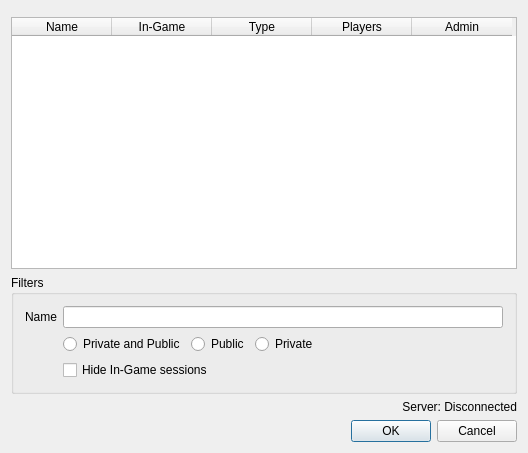
The window that randovania/gui/ui_files/game_session_browser_dialog.ui (randovania/randovania) describes before a commit, drawn with Qt 5.
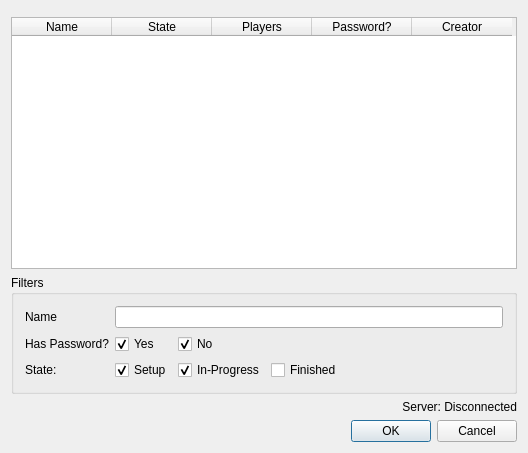
The same window after the commit.

Commit message:
Implement different states for GameSession, filtering in OnlineGameList.
Fixes #938.
Backend for #939.

What changed in the file:
```diff
--- a/randovania/gui/ui_files/game_session_browser_dialog.ui
+++ b/randovania/gui/ui_files/game_session_browser_dialog.ui
@@ -44,12 +44,7 @@
      </column>
      <column>
       <property name="text">
-       <string>In-Game</string>
-      </property>
-     </column>
-     <column>
-      <property name="text">
-       <string>Type</string>
+       <string>State</string>
       </property>
      </column>
      <column>
@@ -59,7 +54,12 @@
      </column>
      <column>
       <property name="text">
-       <string>Admin</string>
+       <string>Password?</string>
+      </property>
+     </column>
+     <column>
+      <property name="text">
+       <string>Creator</string>
       </property>
      </column>
     </widget>
@@ -70,27 +70,6 @@
       <string>Filters</string>
      </property>
      <layout class="QGridLayout" name="gridLayout">
-      <item row="2" column="3">
-       <widget class="QRadioButton" name="filter_private_radio">
-        <property name="text">
-         <string>Private</string>
-        </property>
-       </widget>
-      </item>
-      <item row="2" column="1">
-       <widget class="QRadioButton" name="filter_both_radio">
-        <property name="text">
-         <string>Private and Public</string>
-        </property>
-       </widget>
-      </item>
-      <item row="2" column="2">
-       <widget class="QRadioButton" name="filter_public_radio">
-        <property name="text">
-         <string>Public</string>
-        </property>
-       </widget>
-      </item>
       <item row="0" column="0">
        <widget class="QLabel" name="filter_name_label">
         <property name="sizePolicy">
@@ -120,10 +99,64 @@
       <item row="0" column="1" colspan="4">
        <widget class="QLineEdit" name="filter_name_edit"/>
       </item>
-      <item row="3" column="1" colspan="3">
-       <widget class="QCheckBox" name="hide_ingame_check">
+      <item row="3" column="0">
+       <widget class="QLabel" name="state_filter_label">
         <property name="text">
-         <string>Hide In-Game sessions</string>
+         <string>State:</string>
+        </property>
+       </widget>
+      </item>
+      <item row="3" column="1">
+       <widget class="QCheckBox" name="state_setup_check">
+        <property name="text">
+         <string>Setup</string>
+        </property>
+        <property name="checked">
+         <bool>true</bool>
+        </property>
+       </widget>
+      </item>
+      <item row="3" column="2">
+       <widget class="QCheckBox" name="state_inprogress_check">
+        <property name="text">
+         <string>In-Progress</string>
+        </property>
+        <property name="checked">
+         <bool>true</bool>
+        </property>
+       </widget>
+      </item>
+      <item row="3" column="3">
+       <widget class="QCheckBox" name="state_finished_check">
+        <property name="text">
+         <string>Finished</string>
+        </property>
+       </widget>
+      </item>
+      <item row="2" column="0">
+       <widget class="QLabel" name="has_password_label">
+        <property name="text">
+         <string>Has Password?</string>
+        </property>
+       </widget>
+      </item>
+      <item row="2" column="1">
+       <widget class="QCheckBox" name="has_password_yes_check">
+        <property name="text">
+         <string>Yes</string>
+        </property>
+        <property name="checked">
+         <bool>true</bool>
+        </property>
+       </widget>
+      </item>
+      <item row="2" column="2">
+       <widget class="QCheckBox" name="has_password_no_check">
+        <property name="text">
+         <string>No</string>
+        </property>
+        <property name="checked">
+         <bool>true</bool>
         </property>
        </widget>
       </item>
```
The commit also changes 9 other files.
